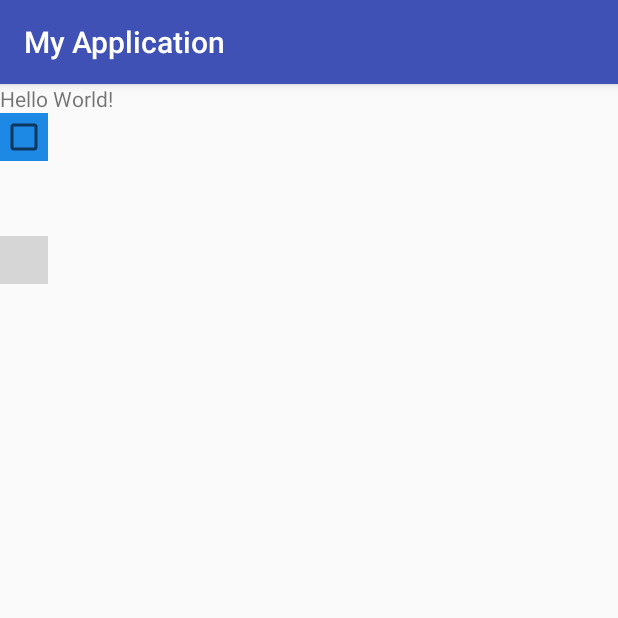
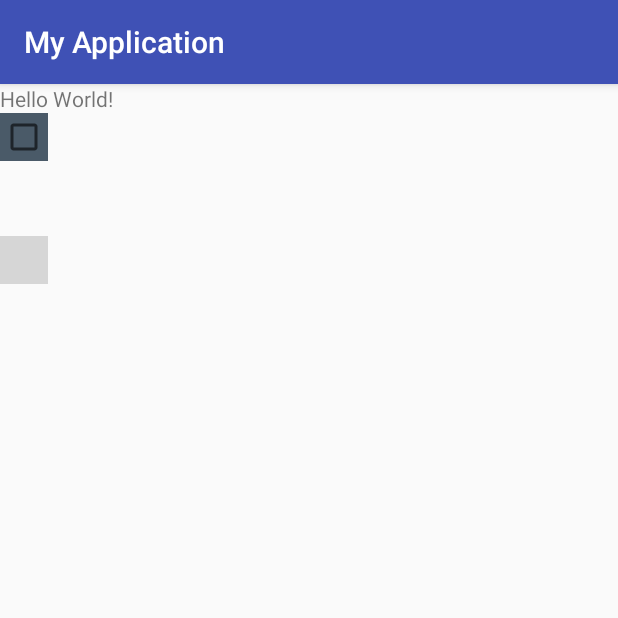
Before and after one commit to MohammedFouad/testingMaterialDesignLibrary, an Android app: the screen it shows after launch (MainActivity), on a phone screen of 412 x 824 dp, the top half of it. Run offline under Robolectric (Android 15) with nearby library versions, the phone set to English and light mode, and no system bars; plain views replace ButtonRectangle, CheckBox; grey boxes are pictures that could not be loaded.

Commit message:
minor changes

```diff
--- a/app/src/main/res/layout/activity_main.xml
+++ b/app/src/main/res/layout/activity_main.xml
@@ -21,7 +21,7 @@
         android:id="@+id/checkBox"
         android:layout_width="wrap_content"
         android:layout_height="wrap_content"
-        android:background="#1E88E5"
+        android:background="#4a5a68"
         materialdesign:check="false" />
 
     <com.gc.materialdesign.views.ButtonRectangle
```
